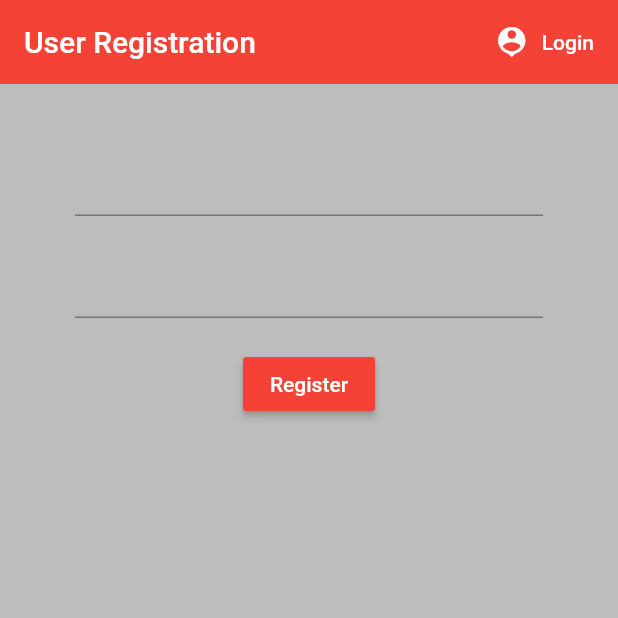
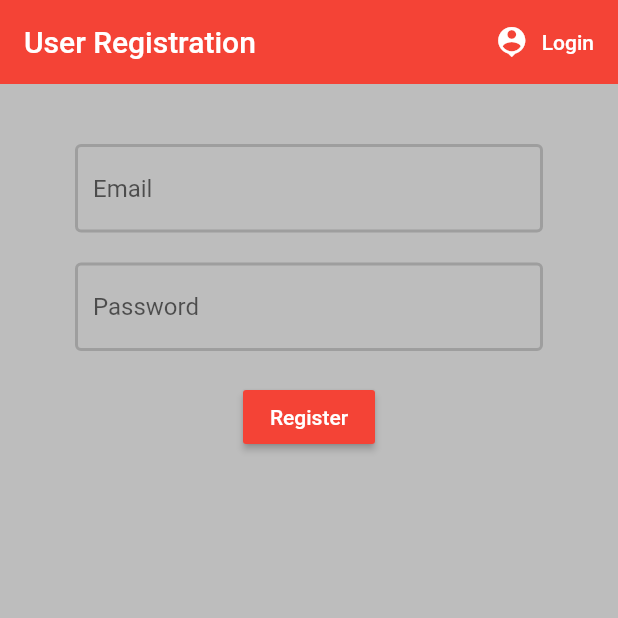
Before and after one commit to EidorianAvi/smallTALK, a Flutter app: the screen it shows after launch, after a tap on "Sign In", after a tap on "Register", on a phone screen of 412 x 824 dp, the top half of it. Run offline on Flutter 3.47's test engine with Material 2 defaults, Android fonts, the phone set to English and light mode, and no system bars; our stand-ins replace firebase_auth; accounts and stored records are empty.

Commit message:
Create constants file to hold textInputDecoration stylings

```diff
--- a/lib/screens/authenticate/register.dart
+++ b/lib/screens/authenticate/register.dart
@@ -1,5 +1,6 @@
 import 'package:flutter/material.dart';
 import 'package:small_talk/services/auth.dart';
+import 'package:small_talk/shared/constants.dart';
 
 class Register extends StatefulWidget {
   final Function toggleView;
@@ -52,6 +53,7 @@ class _RegisterState extends State<Register> {
             children: <Widget>[
               SizedBox(height: 20.0),
               TextFormField(
+                decoration: textInputDecoration,
                 validator: (val) =>
                     val.isEmpty ? "Please enter an email" : null,
                 onChanged: (val) {
@@ -62,6 +64,7 @@ class _RegisterState extends State<Register> {
               ),
               SizedBox(height: 20.0),
               TextFormField(
+                decoration: textInputDecoration.copyWith(hintText: "Password"),
                 validator: (val) =>
                     val.length < 6 ? "Must be at least 6 chars" : null,
                 obscureText: true,
--- a/lib/screens/authenticate/sign_in.dart
+++ b/lib/screens/authenticate/sign_in.dart
@@ -1,5 +1,6 @@
 import 'package:flutter/material.dart';
 import 'package:small_talk/services/auth.dart';
+import 'package:small_talk/shared/constants.dart';
 
 class SignIn extends StatefulWidget {
   final Function toggleView;
@@ -52,6 +53,7 @@ class _SignInState extends State<SignIn> {
             children: <Widget>[
               SizedBox(height: 20.0),
               TextFormField(
+                decoration: textInputDecoration,
                 validator: (val) =>
                     val.isEmpty ? "Please enter an email" : null,
                 onChanged: (val) {
@@ -62,6 +64,7 @@ class _SignInState extends State<SignIn> {
               ),
               SizedBox(height: 20.0),
               TextFormField(
+                decoration: textInputDecoration.copyWith(hintText: "Password"),
                 validator: (val) =>
                     val.length < 6 ? "Must be at least 6 chars" : null,
                 obscureText: true,
--- /dev/null
+++ b/lib/shared/constants.dart
@@ -0,0 +1,13 @@
+import 'package:flutter/material.dart';
+
+final textInputDecoration = InputDecoration(
+  hintText: "Email",
+  fillColor: Colors.grey[400],
+  filled: true,
+  enabledBorder: OutlineInputBorder(
+    borderSide: BorderSide(color: Colors.grey, width: 2.0),
+  ),
+  focusedBorder: OutlineInputBorder(
+    borderSide: BorderSide(color: Colors.red, width: 1.0),
+  ),
+);
--- a/pubspec.yaml
+++ b/pubspec.yaml
@@ -31,6 +31,7 @@ dependencies:
   firebase_auth: ^0.14.0+5
   cloud_firestore: ^0.12.9+4
   provider: ^3.1.0
+  flutter_spinkit: "^4.0.0"
 
 dev_dependencies:
   flutter_test:
```
Also changed, not shown: pubspec.lock.
